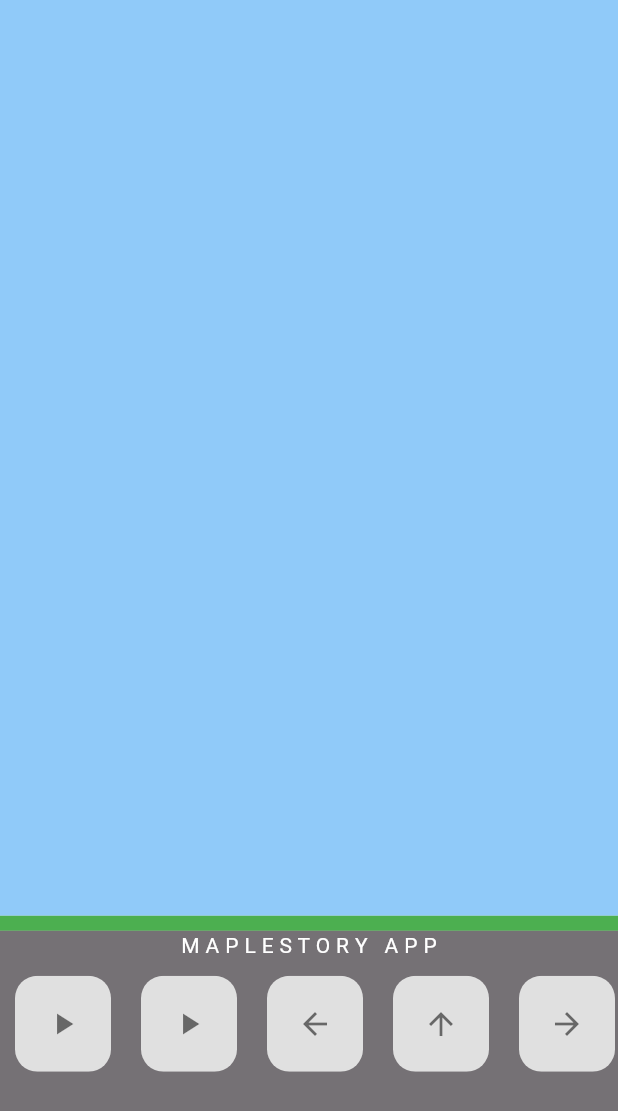
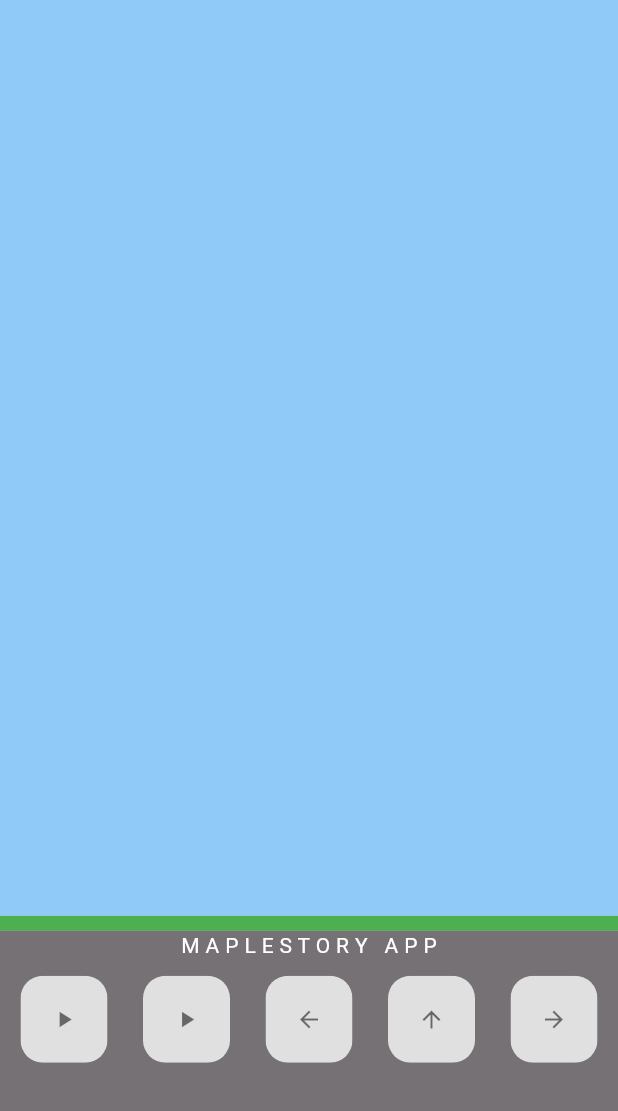
Before and after one commit to kwakyebrilliant/maplestoryapp, a Flutter app: the screen it shows after launch, on a phone screen of 412 x 824 dp. Shown: the top 1111 px of the screen. Run offline on Flutter 3.47's test engine with Material 3 defaults, Android fonts, the phone set to English and light mode, and no system bars.

Commit message:
button updates

```diff
--- a/lib/button.dart
+++ b/lib/button.dart
@@ -20,6 +20,7 @@ class MyButton extends StatelessWidget {
               child: Icon(
                 icon,
                 color: Colors.black54,
+                size: 18.0,
               ),
             ),
           ),
```
